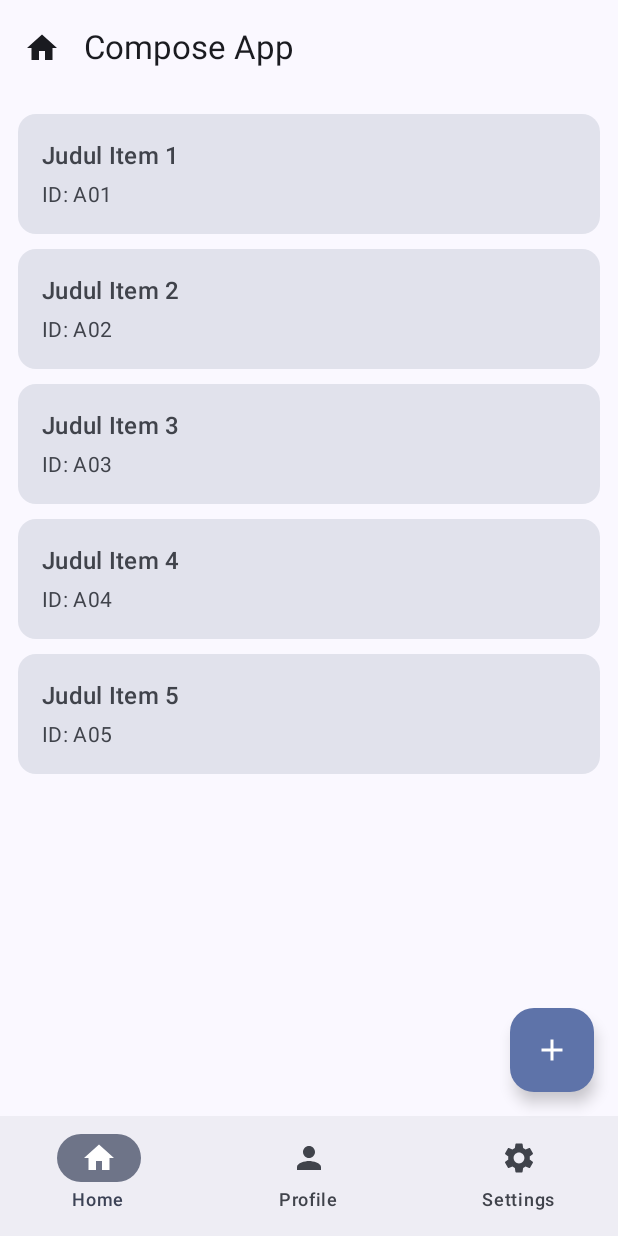
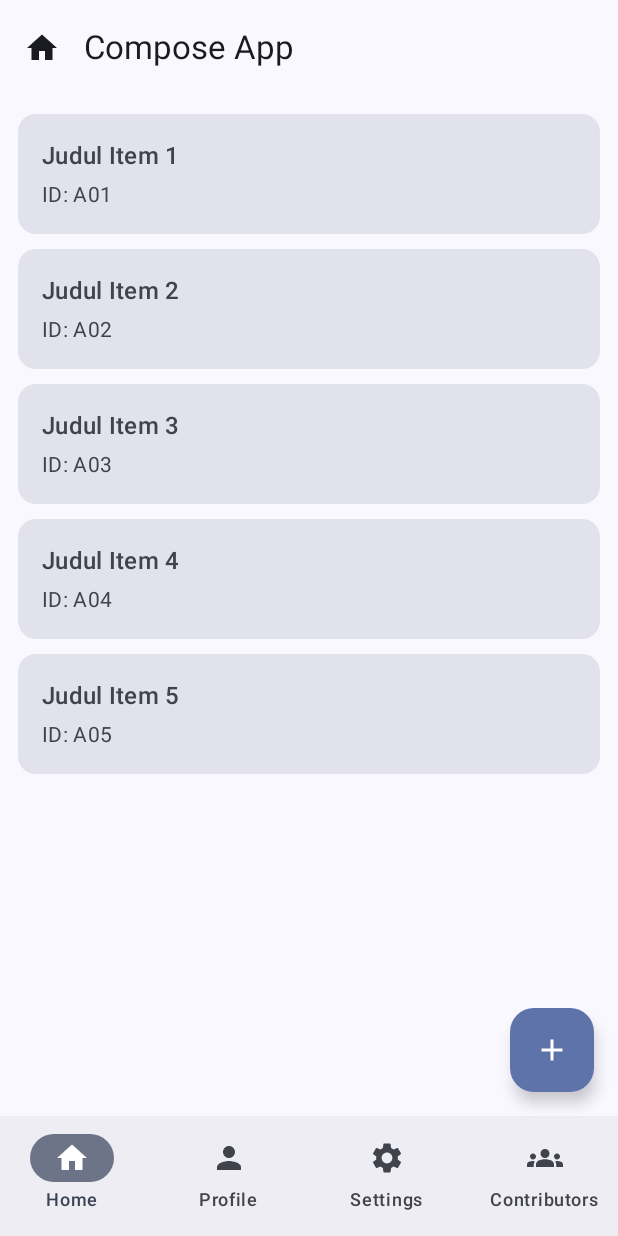
Before and after one commit to alduraimron/ComposeNavigationApp, an Android app built with Jetpack Compose: the screen it shows after launch (MainActivity), on a phone screen of 412 x 824 dp. Run offline under Robolectric (Android 15) with nearby library versions, the phone set to English and light mode, and no system bars.

```diff
--- a/app/src/main/java/com/example/composenavigationapp/ui/navigation/MainScaffold.kt
+++ b/app/src/main/java/com/example/composenavigationapp/ui/navigation/MainScaffold.kt
@@ -5,10 +5,12 @@ import com.example.composenavigationapp.ui.screens.DetailScreen
 import com.example.composenavigationapp.ui.screens.ProfileScreen
 import com.example.composenavigationapp.ui.screens.SettingsScreen
 import com.example.composenavigationapp.ui.screens.AddScreen
+import com.example.composenavigationapp.ui.screens.NegroScreen
 import androidx.compose.foundation.layout.Box
 import androidx.compose.foundation.layout.padding
 import androidx.compose.material.icons.Icons
 import androidx.compose.material.icons.filled.Add
+import androidx.compose.material.icons.filled.Groups
 import androidx.compose.material.icons.filled.Home
 import androidx.compose.material.icons.filled.Person
 import androidx.compose.material.icons.filled.Settings
@@ -33,9 +35,10 @@ sealed class BottomItem(
     data object Home : BottomItem(Routes.HOME, "Home", Icons.Filled.Home)
     data object Profile : BottomItem(Routes.PROFILE, "Profile", Icons.Filled.Person)
     data object Settings : BottomItem(Routes.SETTINGS, "Settings", Icons.Filled.Settings)
+    data object Contributors : BottomItem(Routes.CONTRIBUTORS, "Contributors", Icons.Filled.Groups)
 }
 
-private val bottomItems = listOf(BottomItem.Home, BottomItem.Profile, BottomItem.Settings)
+private val bottomItems = listOf(BottomItem.Home, BottomItem.Profile, BottomItem.Settings, BottomItem.Contributors)
 
 @OptIn(ExperimentalMaterial3Api::class)
 @Composable
@@ -144,6 +147,11 @@ private fun AppDrawer(onNavigate: (String) -> Unit) {
             selected = false,
             onClick = { onNavigate(Routes.SETTINGS) }
         )
+        NavigationDrawerItem(
+            label = { Text("Contributors") },
+            selected = false,
+            onClick = { onNavigate(Routes.CONTRIBUTORS) }
+        )
     }
 }
 
@@ -157,6 +165,7 @@ private fun MainNavHost(navController: NavHostController) {
         }
         composable(Routes.PROFILE) { ProfileScreen() }
         composable(Routes.SETTINGS) { SettingsScreen() }
+        composable(Routes.CONTRIBUTORS) { NegroScreen() }
         composable(Routes.ADD) { AddScreen(navController) }
     }
 }
--- a/app/src/main/java/com/example/composenavigationapp/ui/navigation/Routes.kt
+++ b/app/src/main/java/com/example/composenavigationapp/ui/navigation/Routes.kt
@@ -8,4 +8,5 @@ object Routes {
     const val SETTINGS = "settings"
     const val ADD = "add"
     const val MAIN_GRAPH = "main_graph"
+    const val CONTRIBUTORS = "contributors"
 }
```
Also changed, not shown: app/src/main/java/com/example/composenavigationapp/ui/screens/ContributorScreen.kt (added, +36 -0 lines).
